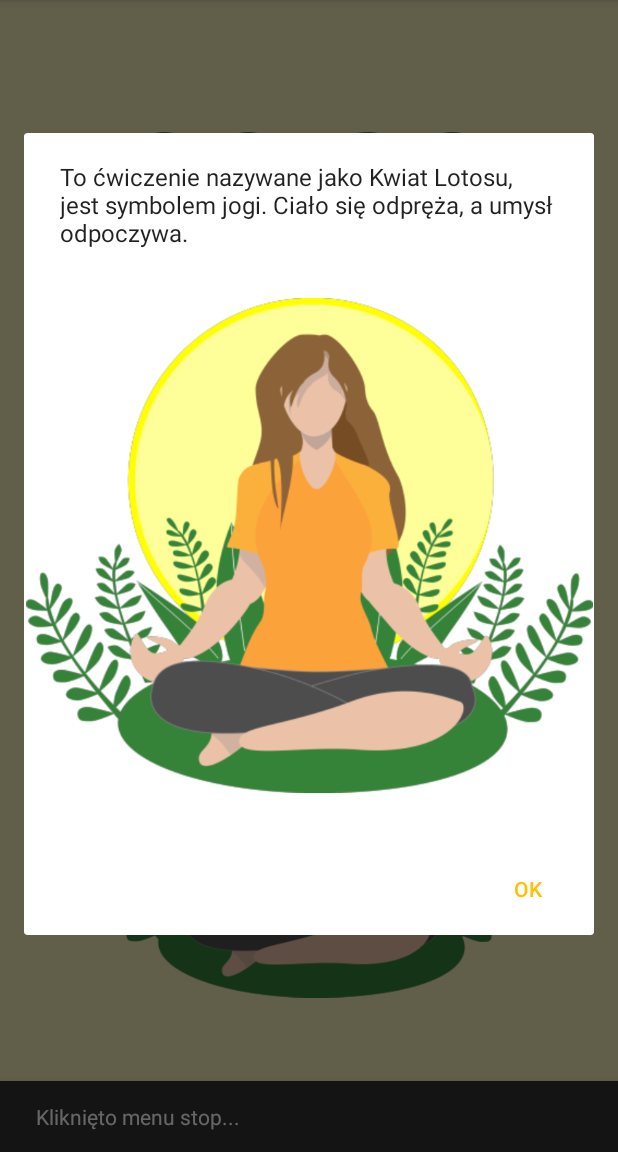
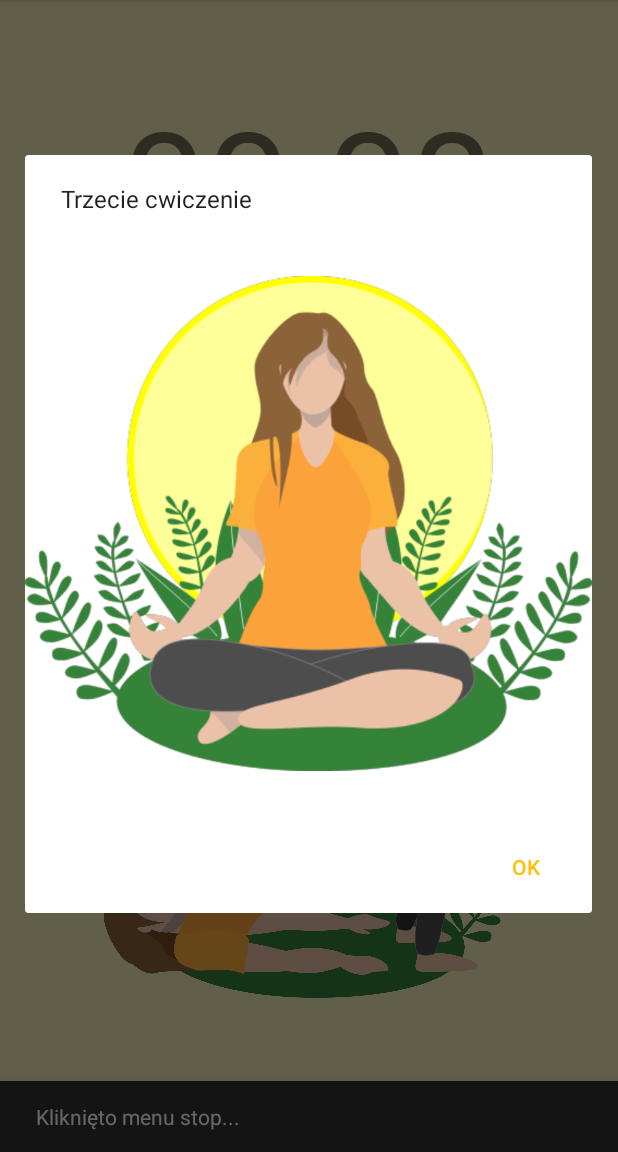
Before and after one commit to mibit-stack/joga-simple, an Android app: the ExcerciseActivity screen opened directly, with no data from a screen before it, after a tap on "Info", on a phone screen of 412 x 824 dp, the part 84-1236 px from its top. Run offline under Robolectric (Android 15) with nearby library versions, the phone set to English and light mode, and no system bars; 2 other taps on this screen came first.

Commit message:
Reload, image switch, refractor

```diff
--- a/app/src/main/java/com/zpi/jogasimple/ExcerciseActivity.kt
+++ b/app/src/main/java/com/zpi/jogasimple/ExcerciseActivity.kt
@@ -1,30 +1,64 @@
 package com.zpi.jogasimple
 
-import android.content.DialogInterface
+import android.content.Intent
 import android.media.AudioManager
 import android.media.ToneGenerator
-import androidx.appcompat.app.AppCompatActivity
 import android.os.Bundle
 import android.view.Menu
 import android.view.MenuItem
 import androidx.appcompat.app.AlertDialog
-import androidx.core.content.res.ResourcesCompat
+import androidx.appcompat.app.AppCompatActivity
 import com.google.android.material.snackbar.Snackbar
 import kotlinx.android.synthetic.main.activity_excercise.*
-import kotlinx.android.synthetic.main.activity_main.*
 import kotlinx.android.synthetic.main.activity_main.mainView
+import kotlinx.android.synthetic.main.excercise_dialog_layout.*
 import java.text.SimpleDateFormat
 import java.util.*
 
+
+class Exercise(var exImg: Int = 0,
+               var exDesc:String = "",
+               var exTime:Int = 30)
+
 class ExcerciseActivity : AppCompatActivity() {
+    var exerciseTime = 30;
+    var exerciseDescription = "Przykladowy opis"
+    var exerciseImage = 0;
+
+    var currentExcercise: Exercise? = null;
+
     override fun onCreate(savedInstanceState: Bundle?) {
         super.onCreate(savedInstanceState)
         setContentView(R.layout.activity_excercise)
 
-        supportActionBar?.setDisplayHomeAsUpEnabled(true)
+        val exerciseMorning = arrayOf(
+            Exercise(R.drawable.ex_m_1, "Pierwsze cwiczenie",10),
+            Exercise(R.drawable.ex_m_2, "Drugie cwiczenie",10),
+            Exercise(R.drawable.ex_m_3,"Trzecie cwiczenie",10),
+            Exercise(R.drawable.ex_m_4,"Czwarte cwiczenie",10),
+            Exercise(R.drawable.ex_m_5,"Piate cwiczenie",10))
+
+        val exerciseNight = arrayOf(
+            Exercise(R.drawable.ex_n_1, "Pierwsze cwiczenie",20),
+            Exercise(R.drawable.ex_n_2, "To ćwiczenie nazywane jako Kwiat Lotosu, jest symbolem jogi. Ciało się odpręża, a umysł odpoczywa.",50),
+            Exercise(R.drawable.ex_n_3,"ddddd",30),
+            Exercise(R.drawable.ex_n_4,"xxxxx",30),
+            Exercise(R.drawable.ex_n_5,"asdfassafd",30))
+
+        supportActionBar?.setDisplayHomeAsUpEnabled(true);
+
 
         val timeFormat = SimpleDateFormat("mm:ss", Locale.ENGLISH)
         var startTime : Long = 0;
+
+        loadExercise(exerciseMorning[2])
+
+        var underNineTxt = ""
+        if (exerciseTime<10) {underNineTxt= "0"}
+            timerView.setText("00:${underNineTxt}${exerciseTime}")
+
+        imageView3.setImageResource(exerciseImage)
+
 
         //val currentTime = System.currentTimeMillis()
         //val time: Int = 30-((currentTime-startTime)/1000).toInt()
@@ -34,16 +68,15 @@ class ExcerciseActivity : AppCompatActivity() {
         var timerIsStarted = false
 
         val thread = Thread {
-            var number = 30
+            var number = exerciseTime
             timerIsStarted = true
 
-            for (i in 0..30) {
+            for (i in 0..exerciseTime) {
                 var underNineTxt = "";
                 if (number<10) {underNineTxt= "0"}
                 runOnUiThread {
                     timerView.setText("00:${underNineTxt}${number}")
                 }
-
                 Thread.sleep(1000)
                 number--
             }
@@ -53,6 +86,7 @@ class ExcerciseActivity : AppCompatActivity() {
 
                 val toneG = ToneGenerator(AudioManager.STREAM_ALARM, 100)
                 toneG.startTone(ToneGenerator.TONE_CDMA_ABBR_ALERT,500)
+                reload()
             }
 
             timerIsStarted = false
@@ -66,6 +100,15 @@ class ExcerciseActivity : AppCompatActivity() {
                 thread.start()
             }
         }
+    }
+
+    fun loadExercise(exercise: Exercise){
+
+        currentExcercise = exercise
+        exerciseImage = exercise.exImg
+        exerciseTime = exercise.exTime
+        exerciseDescription  = exercise.exDesc
+
     }
 
 
@@ -98,18 +141,25 @@ class ExcerciseActivity : AppCompatActivity() {
 
     fun openStartDialog(){
         val dialogBuilder = AlertDialog.Builder(this)
+        // set exercise Dialog image
+//        setContentView(R.layout.excercise_dialog_layout)
+//        imageView2.setImageResource(exerciseImage)
 
-
-        dialogBuilder.setMessage("To ćwiczenie nazywane jako Kwiat Lotosu, jest symbolem jogi. Ciało się odpręża, a umysł odpoczywa.")
+        dialogBuilder.setMessage(currentExcercise?.exDesc)
         dialogBuilder.setView(layoutInflater.inflate(R.layout.excercise_dialog_layout,null))
 
         dialogBuilder.setPositiveButton("OK"){
                 dialog, id ->
         }
-
-
         val dialog = dialogBuilder.create()
 
         dialog.show()
     }
+// reload Activity?
+    fun reload() {
+        finish()
+        startActivity(getIntent());
+    }
+
+
 }
--- a/app/src/main/java/com/zpi/jogasimple/activity_ex_2_m.kt
+++ b/app/src/main/java/com/zpi/jogasimple/activity_ex_2_m.kt
@@ -43,7 +43,6 @@ class activity_ex_2_m : AppCompatActivity() {
     fun openStartDialog(){
         val dialogBuilder = AlertDialog.Builder(this)
 
-
         dialogBuilder.setMessage("Przykładowy opis ćwiczenia")
         dialogBuilder.setView(layoutInflater.inflate(R.layout.excercise_dialog_layout,null))
 
```
Also changed, not shown: 2 other files.
